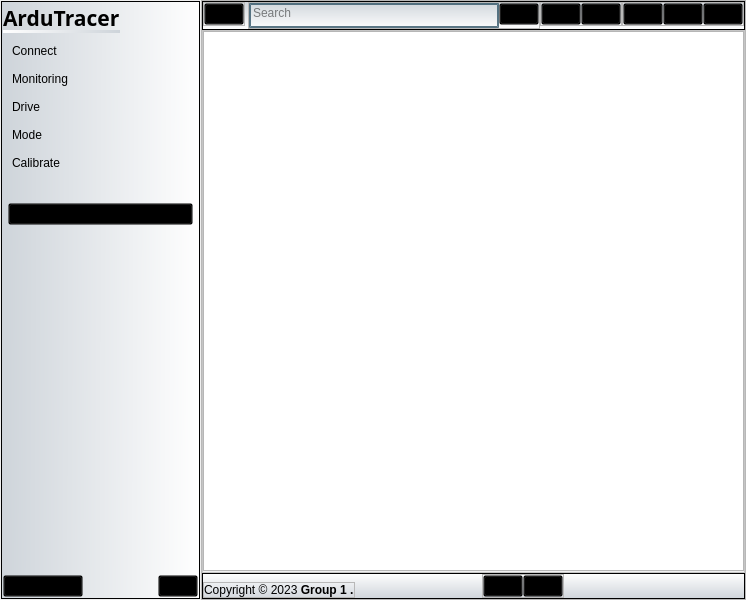
tegarRTI24/LineTracerKelompok1MKB_45_53, file coba.ui: the form before one commit.
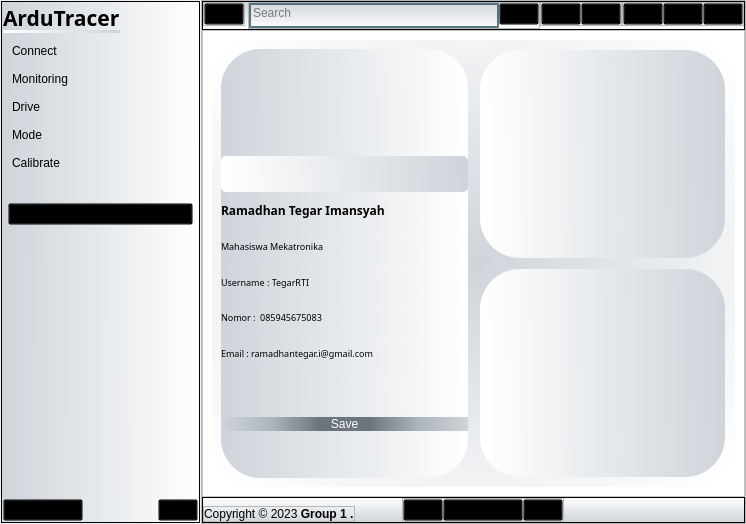
The form after the commit. Icons and pictures are not drawn.

The edit to the form file:
```diff
--- a/coba.ui
+++ b/coba.ui
@@ -7,7 +7,7 @@
     <x>0</x>
     <y>0</y>
     <width>746</width>
-    <height>600</height>
+    <height>524</height>
    </rect>
   </property>
   <property name="windowTitle">
@@ -33,7 +33,7 @@
     <item row="0" column="0">
      <widget class="QSplitter" name="splitter">
       <property name="lineWidth">
-       <number>1</number>
+       <number>0</number>
       </property>
       <property name="orientation">
        <enum>Qt::Horizontal</enum>
@@ -92,7 +92,7 @@
 	background-color: qlineargradient(spread:pad, x1:0, y1:0.534, x2:1, y2:0.545, stop:0 #ced4da, stop:1 #ffffff);
 }
 
-QPushButton#exit_2,#about_us,#cable,#wireless,#drivebut,#imusen,#linesen,#ultrasen,#linefoll,#obstacle,#calibratebut{
+QPushButton#homee,#exit_2,#cable,#wireless,#drivebut,#imusen,#linesen,#ultrasen,#linefoll,#obstacle,#calibratebut{
 	background-color:rgba(0,0,0,0);
 }
 
@@ -580,7 +580,7 @@
                </widget>
               </item>
               <item alignment="Qt::AlignRight|Qt::AlignBottom">
-               <widget class="QPushButton" name="about_us">
+               <widget class="QPushButton" name="homee">
                 <property name="cursor">
                  <cursorShape>PointingHandCursor</cursorShape>
                 </property>
@@ -973,7 +973,564 @@
             <number>0</number>
            </property>
            <item>
-            <widget class="QTabWidget" name="tabpage"/>
+            <widget class="QStackedWidget" name="stackedWidget">
+             <property name="currentIndex">
+              <number>1</number>
+             </property>
+             <widget class="QWidget" name="Home">
+              <layout class="QHBoxLayout" name="horizontalLayout_11">
+               <property name="spacing">
+                <number>0</number>
+               </property>
+               <property name="leftMargin">
+                <number>5</number>
+               </property>
+               <property name="topMargin">
+                <number>5</number>
+               </property>
+               <property name="rightMargin">
+                <number>5</number>
+               </property>
+               <property name="bottomMargin">
+                <number>5</number>
+               </property>
+               <item>
+                <widget class="QFrame" name="frame_3">
+                 <property name="sizePolicy">
+                  <sizepolicy hsizetype="Maximum" vsizetype="Preferred">
+                   <horstretch>0</horstretch>
+                   <verstretch>0</verstretch>
+                  </sizepolicy>
+                 </property>
+                 <property name="maximumSize">
+                  <size>
+                   <width>50</width>
+                   <height>16777215</height>
+                  </size>
+                 </property>
+                 <property name="styleSheet">
+                  <string notr="true">background-color:#f8f9fa;
+border-bottom-left-radius:50px;</string>
+                 </property>
+                 <property name="frameShape">
+                  <enum>QFrame::StyledPanel</enum>
+                 </property>
+                 <property name="frameShadow">
+                  <enum>QFrame::Raised</enum>
+                 </property>
+                 <layout class="QVBoxLayout" name="verticalLayout_10">
+                  <property name="spacing">
+                   <number>7</number>
+                  </property>
+                  <property name="leftMargin">
+                   <number>10</number>
+                  </property>
+                  <property name="topMargin">
+                   <number>5</number>
+                  </property>
+                  <property name="rightMargin">
+                   <number>5</number>
+                  </property>
+                  <property name="bottomMargin">
+                   <number>5</number>
+                  </property>
+                  <item>
+                   <widget class="QLabel" name="label_4">
+                    <property name="font">
+                     <font>
+                      <family>BankGothic Md BT</family>
+                      <pointsize>20</pointsize>
+                      <weight>75</weight>
+                      <bold>true</bold>
+                     </font>
+                    </property>
+                    <property name="styleSheet">
+                     <string notr="true">background-color:rgba(0,0,0,0);</string>
+                    </property>
+                    <property name="text">
+                     <string>&lt;html&gt;&lt;head/&gt;&lt;body&gt;&lt;p&gt;A&lt;br/&gt;R&lt;br/&gt;D&lt;br/&gt;U&lt;br/&gt;T&lt;br/&gt;R&lt;br/&gt;A&lt;br/&gt;C &lt;br/&gt;E&lt;br/&gt;R&lt;/p&gt;&lt;/body&gt;&lt;/html&gt;</string>
+                    </property>
+                   </widget>
+                  </item>
+                 </layout>
+                </widget>
+               </item>
+               <item>
+                <widget class="QFrame" name="frame">
+                 <property name="sizePolicy">
+                  <sizepolicy hsizetype="Maximum" vsizetype="Preferred">
+                   <horstretch>0</horstretch>
+                   <verstretch>0</verstretch>
+                  </sizepolicy>
+                 </property>
+                 <property name="maximumSize">
+                  <size>
+                   <width>50</width>
+                   <height>16777215</height>
+                  </size>
+                 </property>
+                 <property name="styleSheet">
+                  <string notr="true">background-color:#f8f9fa;</string>
+                 </property>
+                 <property name="frameShape">
+                  <enum>QFrame::StyledPanel</enum>
+                 </property>
+                 <property name="frameShadow">
+                  <enum>QFrame::Raised</enum>
+                 </property>
+                 <layout class="QVBoxLayout" name="verticalLayout_2">
+                  <property name="spacing">
+                   <number>0</number>
+                  </property>
+                  <property name="leftMargin">
+                   <number>5</number>
+                  </property>
+                  <property name="topMargin">
+                   <number>150</number>
+                  </property>
+                  <property name="rightMargin">
+                   <number>5</number>
+                  </property>
+                  <property name="bottomMargin">
+                   <number>150</number>
+                  </property>
+                  <item alignment="Qt::AlignHCenter|Qt::AlignVCenter">
+                   <widget class="QLabel" name="label">
+                    <property name="minimumSize">
+                     <size>
+                      <width>40</width>
+                      <height>40</height>
+                     </size>
+                    </property>
+                    <property name="maximumSize">
+                     <size>
+                      <width>40</width>
+                      <height>40</height>
+                     </size>
+                    </property>
+                    <property name="text">
+                     <string/>
+                    </property>
+                    <property name="pixmap">
+                     <pixmap resource="res.qrc">:/icon/Icon/arduino-svgrepo-com (1).svg</pixmap>
+                    </property>
+                    <property name="scaledContents">
+                     <bool>true</bool>
+                    </property>
+                   </widget>
+                  </item>
+                  <item alignment="Qt::AlignHCenter|Qt::AlignVCenter">
+                   <widget class="QLabel" name="label_2">
+                    <property name="minimumSize">
+                     <size>
+                      <width>40</width>
+                      <height>40</height>
+                     </size>
+                    </property>
+                    <property name="maximumSize">
+                     <size>
+                      <width>40</width>
+                      <height>40</height>
+                     </size>
+                    </property>
+                    <property name="text">
+                     <string/>
+                    </property>
+                    <property name="pixmap">
+                     <pixmap resource="res.qrc">:/icon/Icon/zigzag-arrow.png</pixmap>
+                    </property>
+                    <property name="scaledContents">
+                     <bool>true</bool>
+                    </property>
+                   </widget>
+                  </item>
+                  <item alignment="Qt::AlignHCenter|Qt::AlignVCenter">
+                   <widget class="QLabel" name="label_3">
+                    <property name="minimumSize">
+                     <size>
+                      <width>40</width>
+                      <height>40</height>
+                     </size>
+                    </property>
+                    <property name="maximumSize">
+                     <size>
+                      <width>40</width>
+                      <height>40</height>
+                     </size>
+                    </property>
+                    <property name="text">
+                     <string/>
+                    </property>
+                    <property name="pixmap">
+                     <pixmap resource="res.qrc">:/icon/Icon/obstacle.png</pixmap>
+                    </property>
+                    <property name="scaledContents">
+                     <bool>true</bool>
+                    </property>
+                   </widget>
+                  </item>
+                 </layout>
+                </widget>
+               </item>
+               <item>
+                <widget class="QFrame" name="frame_2">
+                 <property name="styleSheet">
+                  <string notr="true">border-image: url(:/image/Image/line-tracker.jpg);
+border-top-right-radius:50px;</string>
+                 </property>
+                 <property name="frameShape">
+                  <enum>QFrame::StyledPanel</enum>
+                 </property>
+                 <property name="frameShadow">
+                  <enum>QFrame::Raised</enum>
+                 </property>
+                </widget>
+               </item>
+              </layout>
+             </widget>
+             <widget class="QWidget" name="User_page">
+              <layout class="QHBoxLayout" name="horizontalLayout_12">
+               <item>
+                <widget class="QFrame" name="frame_5">
+                 <property name="styleSheet">
+                  <string notr="true">QFrame#frame_5{
+	background-color: qradialgradient(spread:pad, cx:0.5, cy:0.5, radius:0.679, fx:0.5, fy:0.5, stop:1 #ffffff, stop:0 #ced4da);
+	border-radius:40px;
+}</string>
+                 </property>
+                 <property name="frameShape">
+                  <enum>QFrame::StyledPanel</enum>
+                 </property>
+                 <property name="frameShadow">
+                  <enum>QFrame::Raised</enum>
+                 </property>
+                 <layout class="QHBoxLayout" name="horizontalLayout_13">
+                  <property name="spacing">
+                   <number>11</number>
+                  </property>
+                  <item>
+                   <widget class="QFrame" name="frame_4">
+                    <property name="styleSheet">
+                     <string notr="true">background-color: qlineargradient(spread:pad, x1:0, y1:0.528, x2:1, y2:0.517, stop:1 #ffffff, stop:0 #ced4da);
+border-radius:40px;
+</string>
+                    </property>
+                    <property name="frameShape">
+                     <enum>QFrame::StyledPanel</enum>
+                    </property>
+                    <property name="frameShadow">
+                     <enum>QFrame::Raised</enum>
+                    </property>
+                    <layout class="QVBoxLayout" name="verticalLayout_12">
+                     <property name="spacing">
+                      <number>0</number>
+                     </property>
+                     <property name="leftMargin">
+                      <number>0</number>
+                     </property>
+                     <property name="topMargin">
+                      <number>0</number>
+                     </property>
+                     <property name="rightMargin">
+                      <number>0</number>
+                     </property>
+                     <property name="bottomMargin">
+                      <number>0</number>
+                     </property>
+                     <item>
+                      <widget class="QFrame" name="frame_11">
+                       <property name="frameShape">
+                        <enum>QFrame::StyledPanel</enum>
+                       </property>
+                       <property name="frameShadow">
+                        <enum>QFrame::Raised</enum>
+                       </property>
+                       <layout class="QVBoxLayout" name="verticalLayout_13">
+                        <property name="spacing">
+                         <number>0</number>
+                        </property>
+                        <property name="leftMargin">
+                         <number>0</number>
+                        </property>
+                        <property name="topMargin">
+                         <number>0</number>
+                        </property>
+                        <property name="rightMargin">
+                         <number>0</number>
+                        </property>
+                        <property name="bottomMargin">
+                         <number>0</number>
+                        </property>
+                        <item>
+                         <widget class="QFrame" name="frame_9">
+                          <property name="styleSheet">
+                           <string notr="true">border-image: url(:/image/Image/Ramadhan Tegar Imansyah_4121600053_D4 Teknik Mekatronika B.jpg);
+border-radius:50px;</string>
+                          </property>
+                          <property name="frameShape">
+                           <enum>QFrame::StyledPanel</enum>
+                          </property>
+                          <property name="frameShadow">
+                           <enum>QFrame::Raised</enum>
+                          </property>
+                         </widget>
+                        </item>
+                       </layout>
+                      </widget>
+                     </item>
+                     <item>
+                      <widget class="QFrame" name="frame_12">
+                       <property name="frameShape">
+                        <enum>QFrame::StyledPanel</enum>
+                       </property>
+                       <property name="frameShadow">
+                        <enum>QFrame::Raised</enum>
+                       </property>
+                       <layout class="QVBoxLayout" name="verticalLayout_14">
+                        <property name="spacing">
+                         <number>0</number>
+                        </property>
+                        <property name="leftMargin">
+                         <number>0</number>
+                        </property>
+                        <property name="topMargin">
+                         <number>0</number>
+                        </property>
+                        <property name="rightMargin">
+                         <number>0</number>
+                        </property>
+                        <property name="bottomMargin">
+                         <number>0</number>
+                        </property>
+                        <item>
+                         <widget class="QFrame" name="frame_10">
+                          <property name="styleSheet">
+                           <string notr="true">background-color:qlineargradient(spread:pad, x1:0, y1:0.528, x2:1, y2:0.517, stop:0 #ffffff, stop:1 #ced4da);
+border-radius:5px;</string>
+                          </property>
+                          <property name="frameShape">
+                           <enum>QFrame::StyledPanel</enum>
+                          </property>
+                          <property name="frameShadow">
+                           <enum>QFrame::Raised</enum>
+                          </property>
+                         </widget>
+                        </item>
+                        <item>
+                         <widget class="QLabel" name="label_8">
+                          <property name="font">
+                           <font>
+                            <family>BankGothic Lt BT</family>
+                            <pointsize>9</pointsize>
+                            <weight>75</weight>
+                            <bold>true</bold>
+                           </font>
+                          </property>
+                          <property name="text">
+                           <string>Ramadhan Tegar Imansyah</string>
+                          </property>
+                         </widget>
+                        </item>
+                        <item>
+                         <widget class="QLabel" name="label_9">
+                          <property name="font">
+                           <font>
+                            <family>BankGothic Lt BT</family>
+                            <pointsize>7</pointsize>
+                           </font>
+                          </property>
+                          <property name="text">
+                           <string>Mahasiswa Mekatronika</string>
+                          </property>
+                         </widget>
+                        </item>
+                       </layout>
+                      </widget>
+                     </item>
+                     <item>
+                      <widget class="QFrame" name="frame_13">
+                       <property name="frameShape">
+                        <enum>QFrame::StyledPanel</enum>
+                       </property>
+                       <property name="frameShadow">
+                        <enum>QFrame::Raised</enum>
+                       </property>
+                       <layout class="QVBoxLayout" name="verticalLayout_15">
+                        <property name="spacing">
+                         <number>0</number>
+                        </property>
+                        <property name="leftMargin">
+                         <number>0</number>
+                        </property>
+                        <property name="topMargin">
+                         <number>0</number>
+                        </property>
+                        <property name="rightMargin">
+                         <number>0</number>
+                        </property>
+                        <property name="bottomMargin">
+                         <number>0</number>
+                        </property>
+                        <item>
+                         <widget class="QLabel" name="label_5">
+                          <property name="font">
+                           <font>
+                            <family>BankGothic Lt BT</family>
+                            <pointsize>7</pointsize>
+                           </font>
+                          </property>
+                          <property name="text">
+                           <string>Username : TegarRTI</string>
+                          </property>
+                         </widget>
+                        </item>
+                        <item>
+                         <widget class="QLabel" name="label_6">
+                          <property name="font">
+                           <font>
+                            <family>BankGothic Lt BT</family>
+                            <pointsize>7</pointsize>
+                           </font>
+                          </property>
+                          <property name="text">
+                           <string>Nomor :  085945675083</string>
+                          </property>
+                         </widget>
+                        </item>
+                        <item>
+                         <widget class="QLabel" name="label_7">
+                          <property name="font">
+                           <font>
+                            <family>BankGothic Lt BT</family>
+                            <pointsize>7</pointsize>
+                           </font>
+                          </property>
+                          <property name="text">
+                           <string>Email : ramadhantegar.i@gmail.com</string>
+                          </property>
+                         </widget>
+                        </item>
+                       </layout>
+                      </widget>
+                     </item>
+                     <item>
+                      <widget class="QFrame" name="frame_14">
+                       <property name="frameShape">
+                        <enum>QFrame::StyledPanel</enum>
+                       </property>
+                       <property name="frameShadow">
+                        <enum>QFrame::Raised</enum>
+                       </property>
+                       <layout class="QVBoxLayout" name="verticalLayout_16">
+                        <property name="spacing">
+                         <number>0</number>
+                        </property>
+                        <property name="leftMargin">
+                         <number>0</number>
+                        </property>
+                        <property name="topMargin">
+                         <number>0</number>
+                        </property>
+                        <property name="rightMargin">
+                         <number>0</number>
+                        </property>
+                        <property name="bottomMargin">
+                         <number>0</number>
+                        </property>
+                        <item>
+                         <widget class="QPushButton" name="pushButton">
+                          <property name="styleSheet">
+                           <string notr="true">QPushButton#pushButton{
+	background-color: qlineargradient(spread:pad, x1:0, y1:0, x2:1, y2:0, stop:0 #ced4da, stop:0.2 #adb5bd, stop:0.4 #6c757d, stop:0.6 #6c757d, stop:0.8 #adb5bd, stop:1 #ced4da);
+	color:rgba(255,255,255,255);
+	border-radius:15px;
+}
+
+QPushButton#pushButton:hover{
+	background-color: qlineargradient(spread:pad, x1:0, y1:0, x2:1, y2:0, stop:0 #ced4da, stop:0.1 #adb5bd, stop:0.2 #6c757d, stop:0.8 #6c757d, stop:0.9 #adb5bd, stop:1 #ced4da);
+}
+
+QPushButton#pushButton:pressed{
+	background-color: qlineargradient(spread:pad, x1:0, y1:0, x2:1, y2:0, stop:0 #ced4da, stop:0.1 #adb5bd, stop:0.2 #6c757d, stop:0.8 #6c757d, stop:0.9 #adb5bd, stop:1 #ced4da);
+	padding-left:5px;
+	padding-top:5px;
+}</string>
+                          </property>
+                          <property name="text">
+                           <string>Save</string>
+                          </property>
+                         </widget>
+                        </item>
+                       </layout>
+                      </widget>
+                     </item>
+                    </layout>
+                   </widget>
+                  </item>
+                  <item>
+                   <widget class="QFrame" name="frame_6">
+                    <property name="styleSheet">
+                     <string notr="true">background-color:rgba(0,0,0,0);</string>
+                    </property>
+                    <property name="frameShape">
+                     <enum>QFrame::StyledPanel</enum>
+                    </property>
+                    <property name="frameShadow">
+                     <enum>QFrame::Raised</enum>
+                    </property>
+                    <layout class="QVBoxLayout" name="verticalLayout_11">
+                     <property name="spacing">
+                      <number>11</number>
+                     </property>
+                     <property name="leftMargin">
+                      <number>0</number>
+                     </property>
+                     <property name="topMargin">
+                      <number>0</number>
+                     </property>
+                     <property name="rightMargin">
+                      <number>0</number>
+                     </property>
+                     <property name="bottomMargin">
+                      <number>0</number>
+                     </property>
+                     <item>
+                      <widget class="QFrame" name="frame_7">
+                       <property name="styleSheet">
+                        <string notr="true">background-color: qlineargradient(spread:pad, x1:0, y1:0.528, x2:1, y2:0.517, stop:0 #ffffff, stop:1 #ced4da);
+border-radius:40px;</string>
+                       </property>
+                       <property name="frameShape">
+                        <enum>QFrame::StyledPanel</enum>
+                       </property>
+                       <property name="frameShadow">
+                        <enum>QFrame::Raised</enum>
+                       </property>
+                      </widget>
+                     </item>
+                     <item>
+                      <widget class="QFrame" name="frame_8">
+                       <property name="styleSheet">
+                        <string notr="true">background-color: qlineargradient(spread:pad, x1:0, y1:0.528, x2:1, y2:0.517, stop:0 #ffffff, stop:1 #ced4da);
+border-radius:40px;</string>
+                       </property>
+                       <property name="frameShape">
+                        <enum>QFrame::StyledPanel</enum>
+                       </property>
+                       <property name="frameShadow">
+                        <enum>QFrame::Raised</enum>
+                       </property>
+                      </widget>
+                     </item>
+                    </layout>
+                   </widget>
+                  </item>
+                 </layout>
+                </widget>
+               </item>
+              </layout>
+             </widget>
+            </widget>
            </item>
           </layout>
          </widget>
@@ -989,7 +1546,7 @@
 	background-color:rgba(0,0,0,0);
 }
 
-QPushButton#help,#rating{
+QPushButton#about_us,#help,#rating{
 	background-color:rgba(0,0,0,0);
 }
 
@@ -1099,6 +1656,26 @@
                 </property>
                </widget>
               </item>
+              <item>
+               <widget class="QPushButton" name="about_us">
+                <property name="cursor">
+                 <cursorShape>PointingHandCursor</cursorShape>
+                </property>
+                <property name="text">
+                 <string>US</string>
+                </property>
+                <property name="icon">
+                 <iconset resource="res.qrc">
+                  <normaloff>:/icon/Icon/information.png</normaloff>:/icon/Icon/information.png</iconset>
+                </property>
+                <property name="iconSize">
+                 <size>
+                  <width>20</width>
+                  <height>20</height>
+                 </size>
+                </property>
+               </widget>
+              </item>
               <item>
                <widget class="QPushButton" name="help">
                 <property name="cursor">
```
Left out of the diff: 9 changed lines with no effect on the pictures.
